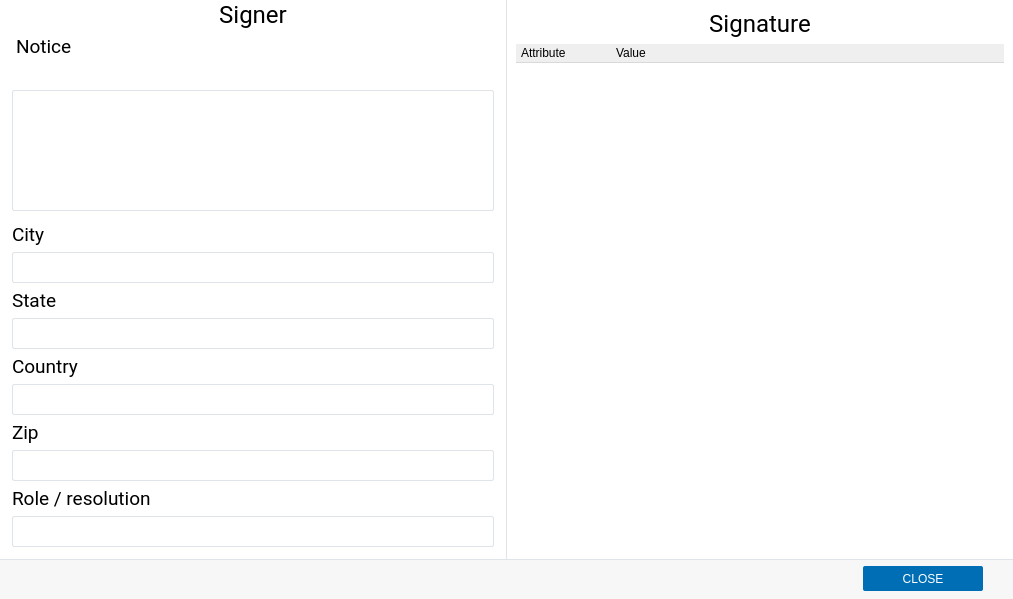
Before: the Qt Designer form client/dialogs/SignatureDialog.ui in open-eid/DigiDoc4-Client, drawn with Qt 5.
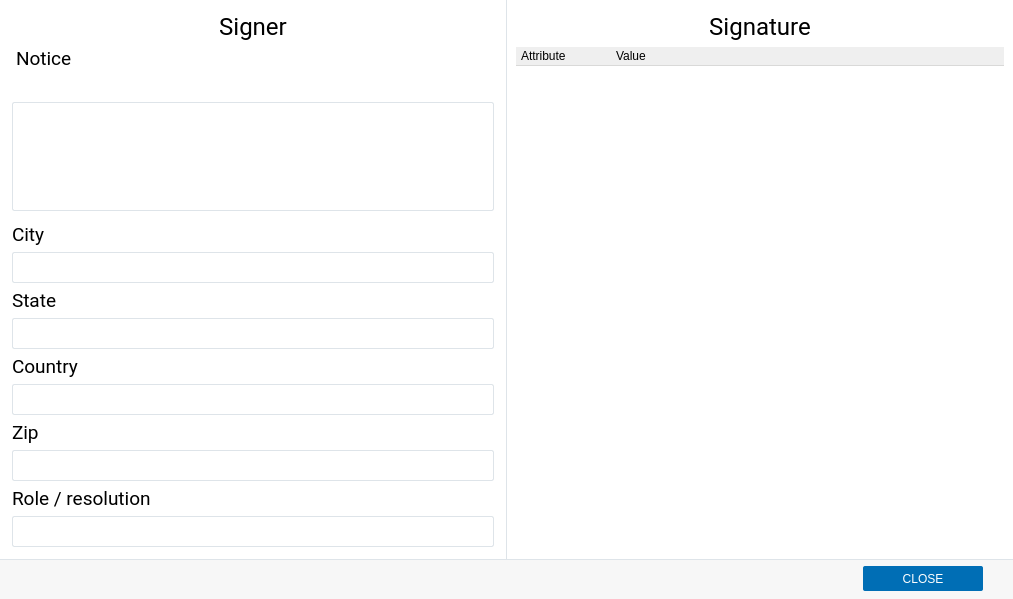
After: the same form once the commit is applied. Custom widgets are drawn as their Qt base class.

Commit message:
Improve table order on signature dialog (#1013)
IB-7050, IB-7220

Diff of the .ui file:
```diff
--- a/client/dialogs/SignatureDialog.ui
+++ b/client/dialogs/SignatureDialog.ui
@@ -42,7 +42,7 @@
      </property>
      <property name="styleSheet">
       <string notr="true">#leftPane { border-right: 1px solid #DEE4E9; }
-QTextEdit, QLineEdit, #signerRoles {
+QTextEdit, #signerCity, #signerCountry, #signerState, #signerZip, #signerRoles {
 border: 1px solid #DEE4E9;
 border-radius: 2px;
 background-color: #FFFFFF;
@@ -54,7 +54,7 @@
        <number>0</number>
       </property>
       <property name="topMargin">
-       <number>0</number>
+       <number>12</number>
       </property>
       <property name="rightMargin">
        <number>1</number>
@@ -378,6 +378,9 @@
       <property name="leftMargin">
        <number>9</number>
       </property>
+      <property name="topMargin">
+       <number>12</number>
+      </property>
       <property name="rightMargin">
        <number>9</number>
       </property>
```
Left out of the diff: 37 changed lines with no effect on the pictures. The commit also changes 1 other file.
